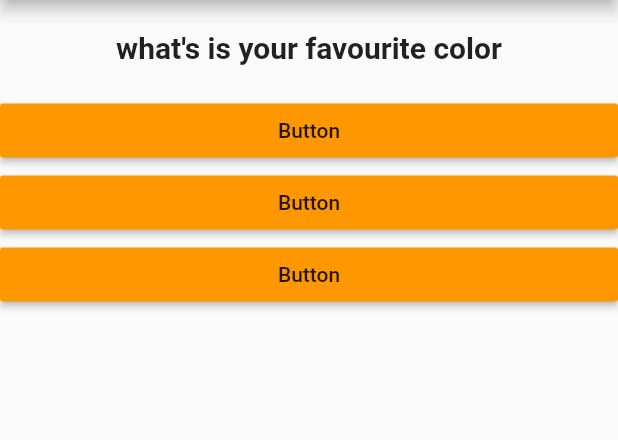
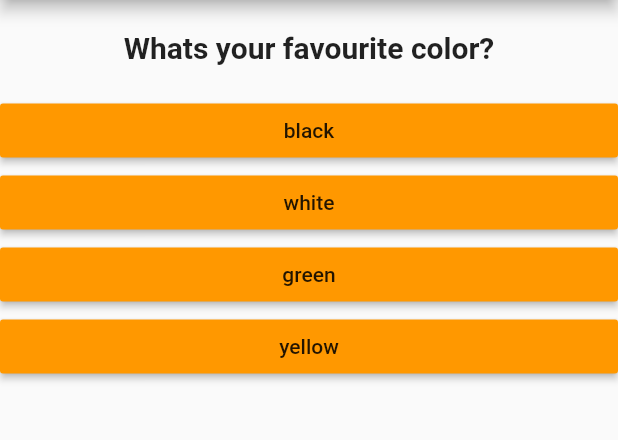
Before and after one commit to saurabhgrewal718/Flutter-Quiz-App, a Flutter app: the screen it shows after launch, on a phone screen of 412 x 824 dp, the part 84-524 px from its top. Run offline on Flutter 3.47's test engine with Material 2 defaults, Android fonts, the phone set to English and light mode, and no system bars.

```diff
--- a/lib/answer.dart
+++ b/lib/answer.dart
@@ -3,14 +3,16 @@ import 'package:flutter/material.dart';
 class Answer extends StatelessWidget {
 
   final Function selecthandler;
-  Answer(this.selecthandler);
+  final String answertext;
+
+  Answer(this.selecthandler,this.answertext);
 
   @override
   Widget build(BuildContext context) {
     return Container(
       width: double.infinity,
       child: RaisedButton(
-        child: Text("Button"),
+        child: Text(answertext),
         color: Colors.orange,
         onPressed: selecthandler,
       ),
--- a/lib/main.dart
+++ b/lib/main.dart
@@ -2,6 +2,7 @@ import 'package:flutter/material.dart';
 
 import './question.dart';
 import './answer.dart';
+import './sucessful.dart';
 
 void main() {
   runApp(MyApp());
@@ -13,33 +14,49 @@ class MyApp extends StatefulWidget {
 }
 
 class _MyAppState extends State<MyApp> {
+      final questions = const [
+      {
+        'questionText':'Whats your favourite color?',
+        'answer':['black','white','green','yellow']
+      },
+      {
+        'questionText':'who is shaktiman?',
+        'answer':['ganga','dhar','bazi','rao']
+      },
+      {
+        'questionText':'Whats your name?',
+        'answer':['man','yo','green','yellow']
+      },
+      {
+        'questionText':'Whats your bezti color?',
+        'answer':['kara','white','green','yellow']
+      },
+    ];
+
   var _questionNumber=0;
 
   void _answerquestion(){
+    if(_questionNumber>questions.length){
+      print("I Have More Questions");
+    }
     setState(() {
       _questionNumber++;
     });
-    print("i am the answer : " + _questionNumber.toString());
   }
 
   @override
   Widget build(BuildContext context) {
-    var questions=[
-      "what's is your favourite color",
-      "what's is your favourite game",
-      "what's is your favourite class",
-      "what's is your favourite deodrent",
-    ];
+
     return MaterialApp(
       home:Scaffold(
       appBar: AppBar(title:Text('Quiz App')),
-      body: Column(children: <Widget>[
-        Question(questions[_questionNumber]),
-        Answer(_answerquestion),
-        Answer(_answerquestion),
-        Answer(_answerquestion),
+      body: _questionNumber<questions.length ? Column(children: <Widget>[
+        Question(questions[_questionNumber]['questionText']),
+        ...(questions[_questionNumber]['answer'] as List<String>).map((answer){
+          return Answer(_answerquestion,answer);
+        }).toList(),
       ],
-     ),
+     ): Sucess(),
     ),
     );
   }
```
Also changed, not shown: lib/sucessful.dart (added, +20 -0 lines).
